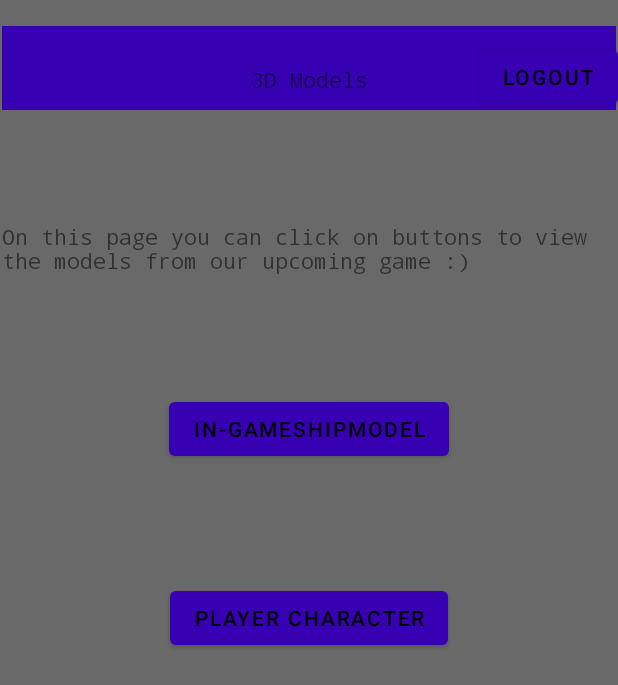
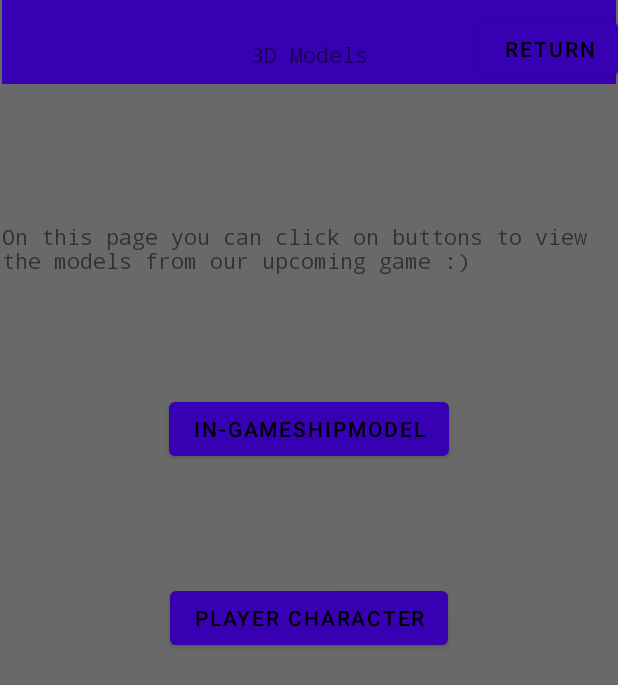
Before and after one commit to Thelangostudent/Game-Forum, an Android app: the ThreeDModelActivity screen opened directly, with no data from a screen before it, on a phone screen of 412 x 824 dp. Shown: the top 685 px of the screen. Run offline under Robolectric (Android 15) with nearby library versions, the phone set to English and light mode, and no system bars; 1 statement that could not run was skipped.

Commit message:
added return button to 3D model page

```diff
--- a/app/src/main/res/layout/activity_three_dmodel.xml
+++ b/app/src/main/res/layout/activity_three_dmodel.xml
@@ -17,10 +17,10 @@
         android:theme="?attr/actionBarTheme"
         app:layout_constraintBottom_toBottomOf="parent"
         app:layout_constraintEnd_toEndOf="parent"
-        app:layout_constraintHorizontal_bias="0.0"
+        app:layout_constraintHorizontal_bias="1.0"
         app:layout_constraintStart_toStartOf="parent"
         app:layout_constraintTop_toTopOf="parent"
-        app:layout_constraintVertical_bias="0.023" />
+        app:layout_constraintVertical_bias="0.0" />
 
     <TextView
         android:id="@+id/textView7"
@@ -31,7 +31,7 @@
         app:layout_constraintEnd_toEndOf="parent"
         app:layout_constraintStart_toStartOf="parent"
         app:layout_constraintTop_toTopOf="parent"
-        app:layout_constraintVertical_bias="0.054" />
+        app:layout_constraintVertical_bias="0.033" />
 
     <TextView
         android:id="@+id/textView8"
@@ -71,11 +71,11 @@
         android:id="@+id/btn_3dModelLogout."
         android:layout_width="wrap_content"
         android:layout_height="wrap_content"
-        android:text="Logout"
+        android:text="Return"
         app:layout_constraintBottom_toBottomOf="parent"
         app:layout_constraintEnd_toEndOf="parent"
         app:layout_constraintHorizontal_bias="1.0"
         app:layout_constraintStart_toStartOf="parent"
         app:layout_constraintTop_toTopOf="parent"
-        app:layout_constraintVertical_bias="0.035" />
+        app:layout_constraintVertical_bias="0.011" />
 </androidx.constraintlayout.widget.ConstraintLayout>
```
Also changed, not shown: app/src/main/java/com/group/gameforumproject/ThreeDModelActivity.java (+9 -0 lines).
